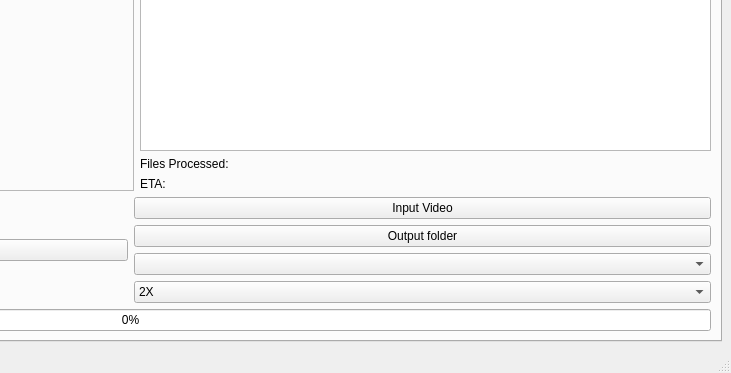
Before: the Qt Designer form mainwindow.ui in TNTwise/REAL-Video-Enhancer, drawn with Qt 5; both pictures show x 470 to 1201 and y 267 to 640 of the 1201 by 640 pixel window.
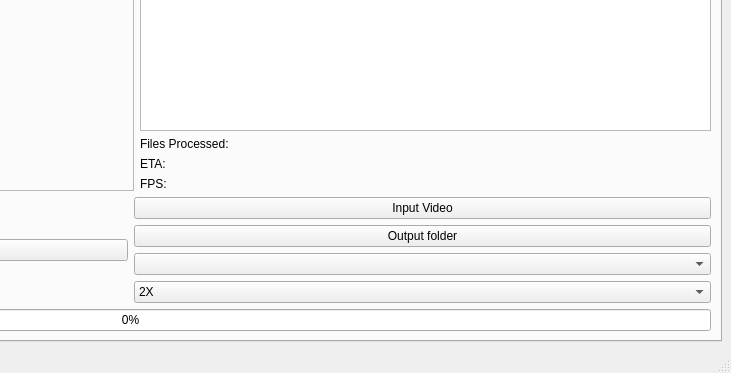
After: the same form once the commit is applied. Icons and pictures are not drawn.

Commit message: fix gui issue after rife interpolation

```diff
--- a/mainwindow.ui
+++ b/mainwindow.ui
@@ -90,6 +90,13 @@
                 </property>
                </widget>
               </item>
+              <item>
+               <widget class="QLabel" name="FPSPreview">
+                <property name="text">
+                 <string>FPS:</string>
+                </property>
+               </widget>
+              </item>
              </layout>
             </item>
            </layout>
```
The commit also changes 4 other files.
